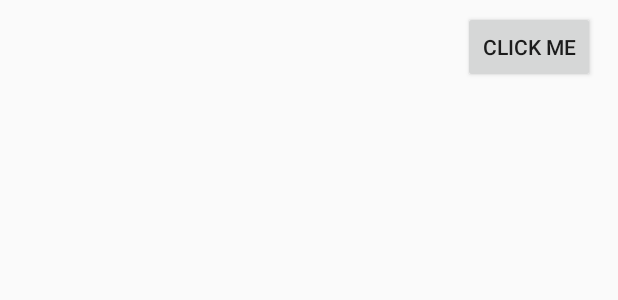
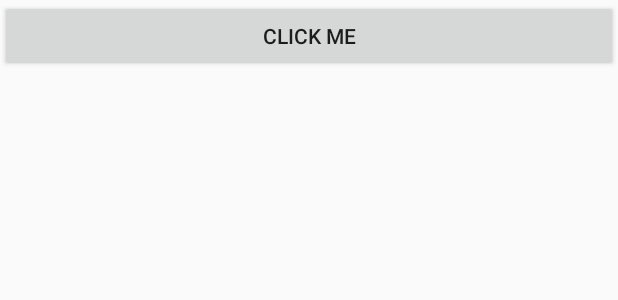
Before and after one commit to AlexLapena/Rap-Homie, an Android app: the layout view_listview_row.xml on its own in the app's theme, with its tools: preview values and no code run, on a phone screen of 412 x 824 dp. Shown: the top 300 px of the screen. Run offline under Robolectric (Android 15) with nearby library versions, the phone set to English and light mode, and no system bars.

Commit message:
Rhyme list columns

```diff
--- a/app/src/main/java/com/example/alex/rap_homie/RhymeListAdaptor.java
+++ b/app/src/main/java/com/example/alex/rap_homie/RhymeListAdaptor.java
@@ -60,12 +60,12 @@ public class RhymeListAdaptor extends BaseAdapter {
             @Override
             public void onClick(View view) {
                 //Add rhyme word to clipboard
-                ClipboardManager clipboard = (ClipboardManager) context.getSystemService(Context.CLIPBOARD_SERVICE); //Might crash, haven't tested
+                ClipboardManager clipboard = (ClipboardManager) context.getSystemService(Context.CLIPBOARD_SERVICE);
                 ClipData clip = ClipData.newPlainText("RhymeClip", wordList.get(position));
                 clipboard.setPrimaryClip(clip);
                 Toast.makeText(context, "Selected rhyme: " + wordList.get(position), Toast.LENGTH_LONG).show();
 
-                //Close popupw window
+                //Close popup window
                 popupWindow.dismiss();
 
                 //Wait for user to select editText location, then paste
--- a/app/src/main/res/layout/view_listview_row.xml
+++ b/app/src/main/res/layout/view_listview_row.xml
@@ -1,17 +1,16 @@
 <?xml version="1.0" encoding="utf-8"?>
-<LinearLayout xmlns:android="http://schemas.android.com/apk/res/android"
+<GridLayout xmlns:android="http://schemas.android.com/apk/res/android"
     android:layout_width="match_parent"
     android:layout_height="wrap_content"
-    android:orientation="vertical"
-    android:paddingBottom="7.5dp"
-    android:paddingLeft="15dp"
-    android:paddingRight="15dp"
-    android:paddingTop="7.5dp">
+    android:columnCount="2">
 
     <Button
         android:id="@+id/word_btn"
-        android:layout_width="wrap_content"
+        android:layout_width="fill_parent"
         android:layout_height="wrap_content"
-        android:layout_gravity="right"
+        android:layout_row="0"
+        android:layout_column="0"
+        android:layout_gravity="right|center_horizontal|left"
+        android:layout_weight="0.5"
         android:text="Click Me" />
-</LinearLayout>
+</GridLayout>
```
Also changed, not shown: app/src/main/java/com/example/alex/rap_homie/NotepadActivity.java (+3 -16 lines), app/src/main/res/layout/popup_window.xml (+14 -11 lines), 2 other files.
